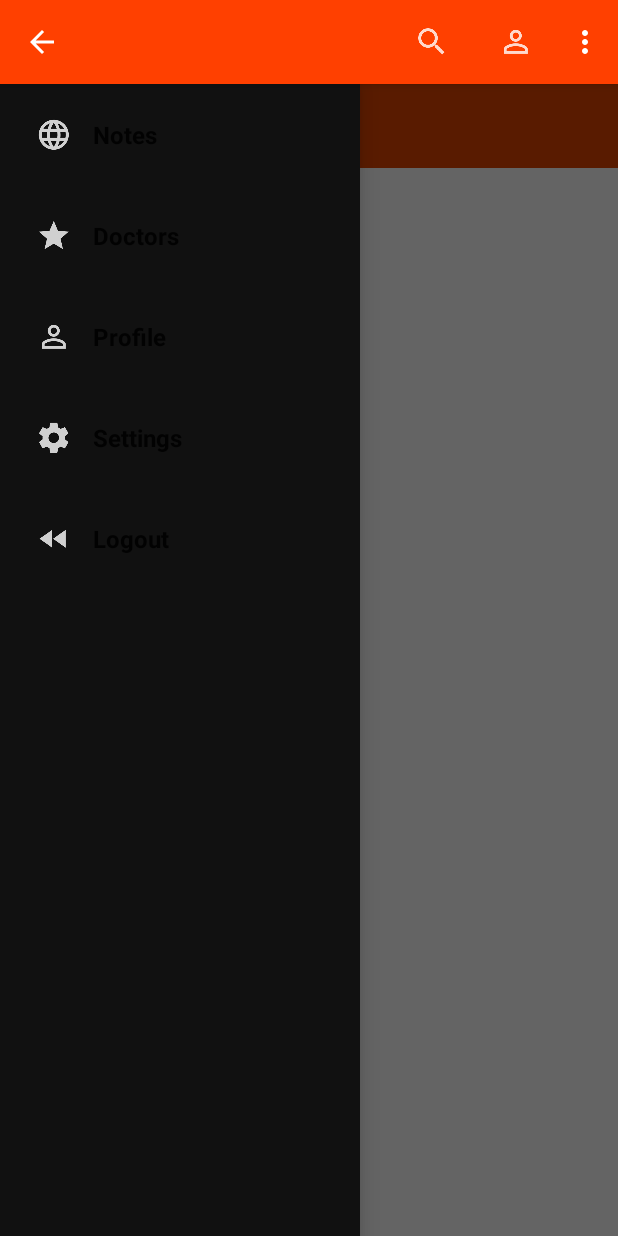
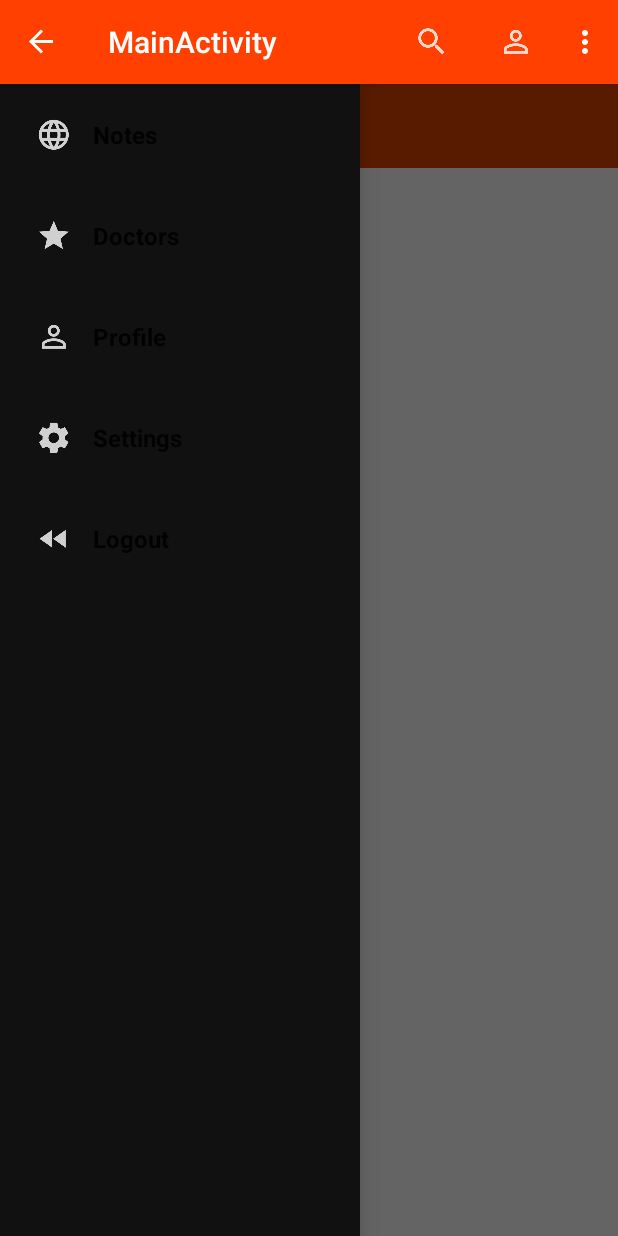
Before and after one commit to Rosettis/LifeNoteApp, an Android app: the MainActivity screen opened directly, with no data from a screen before it, with the side drawer open, on a phone screen of 412 x 824 dp. Run offline under Robolectric (Android 15) with nearby library versions, the phone set to English and light mode, and no system bars.

Commit message:
fixed manifest bug

```diff
--- a/app/src/main/java/capstone/uoit/ca/mobileapp/MainActivity.java
+++ b/app/src/main/java/capstone/uoit/ca/mobileapp/MainActivity.java
@@ -33,13 +33,13 @@ public class MainActivity extends AppCompatActivity {
         DrawerLayout navDrawer = (DrawerLayout) findViewById(R.id.drawer_layout);
         ListView navList = (ListView) findViewById(R.id.left_drawer);
 
-        toolbar = (Toolbar)findViewById(R.id.tool_bar);
-        toolbar.setLogo(R.drawable.ic_logo);
-        setSupportActionBar(toolbar);
-        android.support.v7.app.ActionBar bar = getSupportActionBar();
-        if (bar != null) {
-            bar.setDisplayShowTitleEnabled(false);
-        }
+//        toolbar = (Toolbar)findViewById(R.id.tool_bar);
+//        toolbar.setLogo(R.drawable.ic_logo);
+//        setSupportActionBar(toolbar);
+//        android.support.v7.app.ActionBar bar = getSupportActionBar();
+//        if (bar != null) {
+//            bar.setDisplayShowTitleEnabled(false);
+//        }
 
         Resources res = getResources();
         String[] navItems = res.getStringArray(R.array.nav_options);
@@ -59,7 +59,7 @@ public class MainActivity extends AppCompatActivity {
         navList.setAdapter(new NavMenuAdapter(this, R.layout.nav_list_item, navOptions));
         navList.setOnItemClickListener(new NavItemClickListener(this));
 
-        navToggle = new NavToggle(this, navDrawer, toolbar, R.string.nav_open, R.string.nav_close);
+        navToggle = new NavToggle(this, navDrawer, R.string.nav_open, R.string.nav_close);
         navDrawer.setDrawerListener(navToggle);
 
         /*if (findViewById(R.id.content) != null) {
--- a/app/src/main/java/capstone/uoit/ca/mobileapp/login/LoginActivity.java
+++ b/app/src/main/java/capstone/uoit/ca/mobileapp/login/LoginActivity.java
@@ -347,6 +347,7 @@ public class LoginActivity extends AppCompatActivity implements LoaderCallbacks<
             showProgress(false);
 
             if (success) {
+                setResult(RESULT_OK);
                 finish();
             } else {
                 mPasswordView.setError(getString(R.string.error_incorrect_password));
```
Also changed, not shown: app/src/main/java/capstone/uoit/ca/mobileapp/StartActivity.java (+10 -1 lines).
